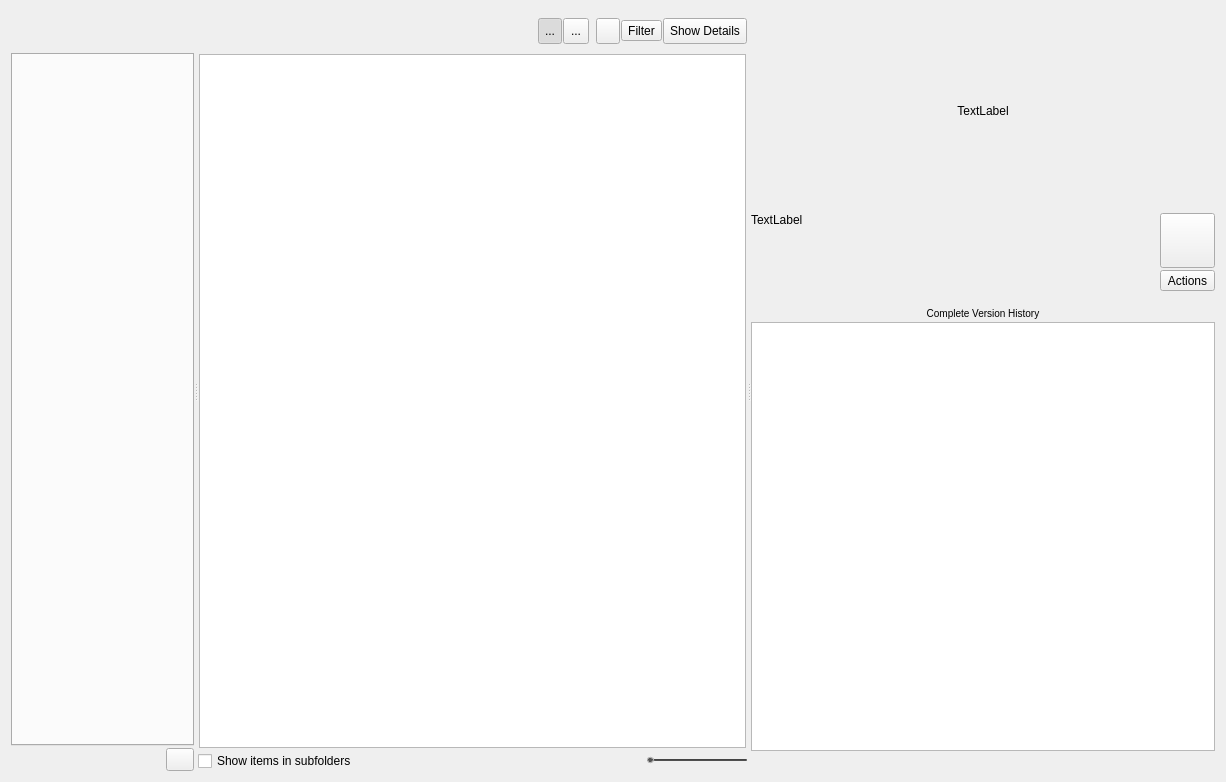
Above: resources/dialog.ui from shotgunsoftware/tk-multi-loader2 before the change. Below: the same form after it.
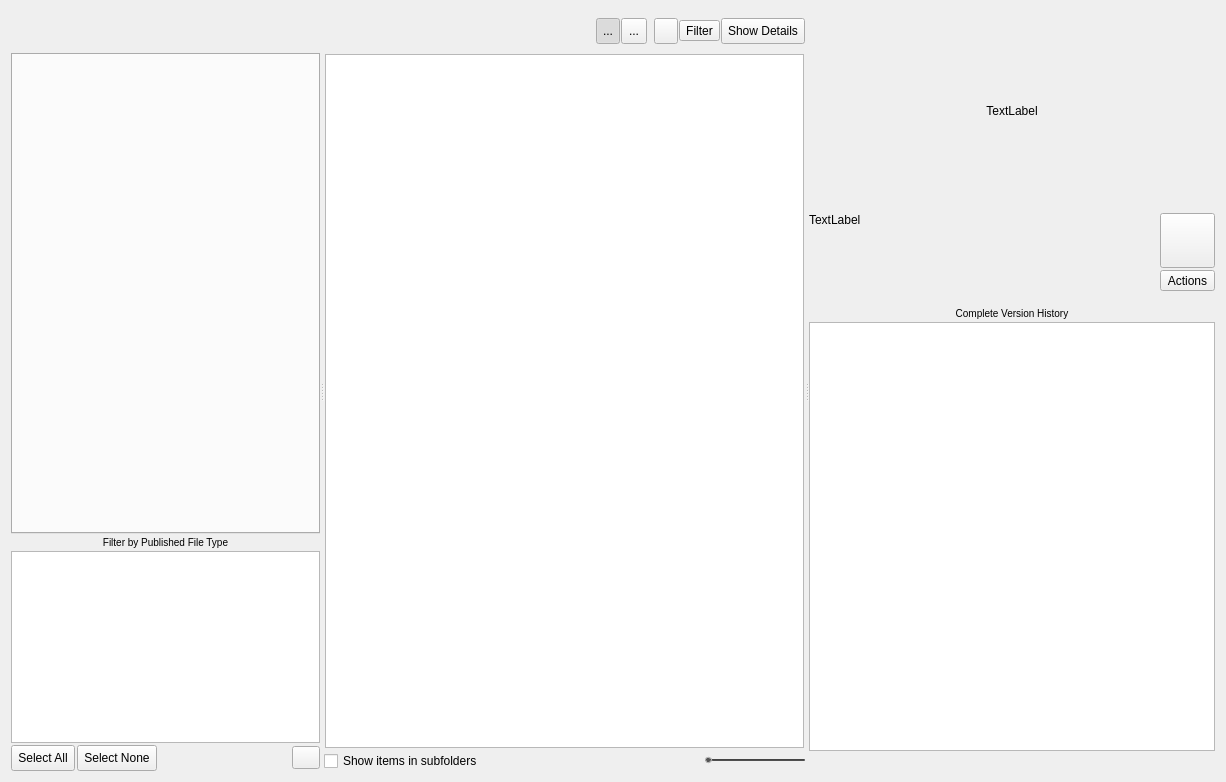
That is the form after the change. Icons and pictures are not drawn. Custom widgets are drawn as their Qt base class.

Commit message: Add back old published file type filter widget to the UI

Patch:
```diff
--- a/resources/dialog.ui
+++ b/resources/dialog.ui
@@ -210,11 +210,99 @@
          </property>
         </widget>
        </item>
+       <item>
+         <widget class="QLabel" name="label_4">
+         <property name="text">
+           <string>&lt;small&gt;Filter by Published File Type&lt;/small&gt;</string>
+         </property>
+         <property name="alignment">
+           <set>Qt::AlignCenter</set>
+         </property>
+         </widget>
+       </item>
+       <item>
+         <widget class="QListView" name="publish_type_list">
+         <property name="sizePolicy">
+           <sizepolicy hsizetype="Preferred" vsizetype="Maximum">
+           <horstretch>0</horstretch>
+           <verstretch>0</verstretch>
+           </sizepolicy>
+         </property>
+         <property name="minimumSize">
+           <size>
+           <width>100</width>
+           <height>100</height>
+           </size>
+         </property>
+         <property name="toolTip">
+           <string>This list shows all the relevant &lt;i&gt;publish types&lt;/i&gt; for your current selection. By ticking and unticking items in this list, publishes in the main view will be shown or hidden. You can see a summary count next to each publish type, showing how many items of that sort are matching your current selection.</string>
+         </property>
+         <property name="accessibleName">
+           <string>publish_type_list</string>
+         </property>
+         <property name="styleSheet">
+           <string notr="true">QListView::item {
+            border-top: 1px dotted #888888;
+            padding: 5px;
+          }</string>
+         </property>
+         <property name="editTriggers">
+           <set>QAbstractItemView::NoEditTriggers</set>
+         </property>
+         <property name="showDropIndicator" stdset="0">
+           <bool>false</bool>
+         </property>
+         <property name="selectionMode">
+           <enum>QAbstractItemView::NoSelection</enum>
+         </property>
+         <property name="uniformItemSizes">
+           <bool>true</bool>
+         </property>
+         </widget>
+       </item>
        <item>
         <layout class="QHBoxLayout" name="horizontalLayout_6">
          <property name="spacing">
           <number>2</number>
          </property>
+         <item>
+           <widget class="QToolButton" name="check_all">
+            <property name="sizePolicy">
+             <sizepolicy hsizetype="Fixed" vsizetype="Preferred">
+             <horstretch>0</horstretch>
+             <verstretch>0</verstretch>
+             </sizepolicy>
+            </property>
+            <property name="minimumSize">
+             <size>
+             <width>60</width>
+             <height>26</height>
+             </size>
+            </property>
+            <property name="text">
+             <string>Select All</string>
+            </property>
+           </widget>
+         </item>
+         <item>
+           <widget class="QToolButton" name="check_none">
+            <property name="sizePolicy">
+             <sizepolicy hsizetype="Fixed" vsizetype="Preferred">
+             <horstretch>0</horstretch>
+             <verstretch>0</verstretch>
+             </sizepolicy>
+            </property>
+            <property name="minimumSize">
+             <size>
+             <width>75</width>
+             <height>26</height>
+             </size>
+            </property>
+            <property name="text">
+             <string>Select None</string>
+            </property>
+           </widget>
+         </item>
          <item>
           <widget class="QLabel" name="label_3">
            <property name="text">
```
The commit also changes 1 other file.
